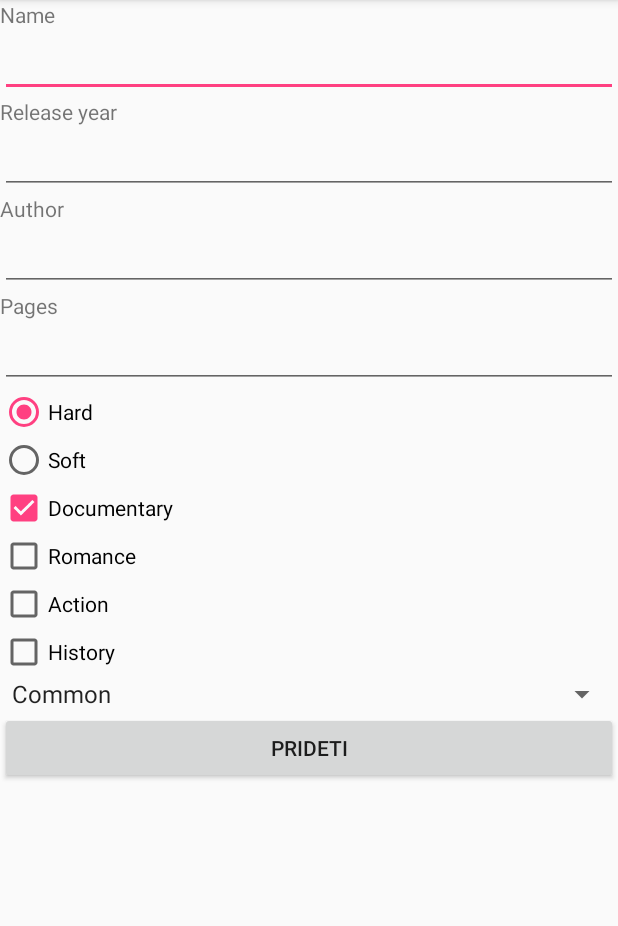
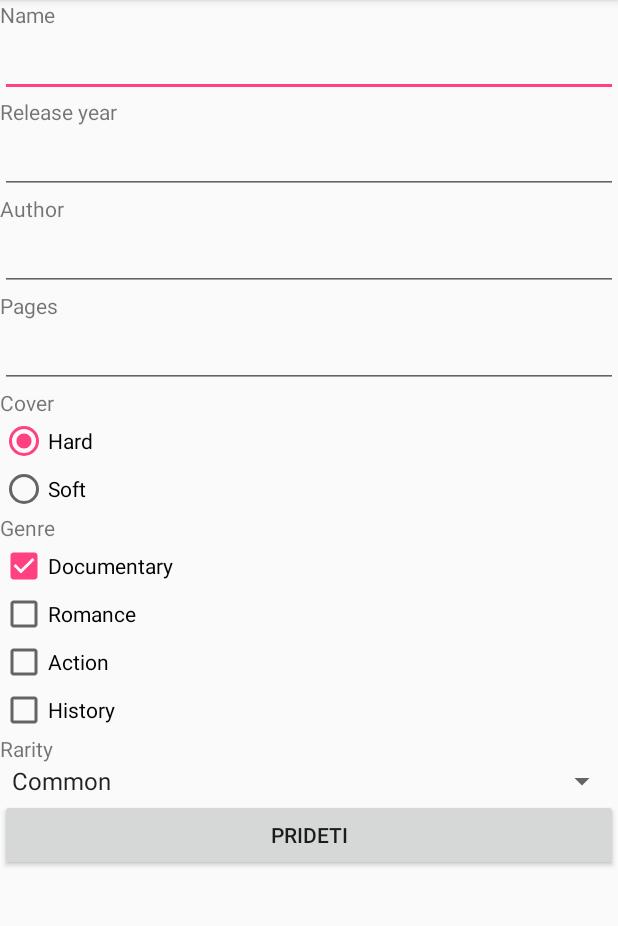
Before and after one commit to ArvydasEfisovas/BookRegistration, an Android app: the Dashboard_activity screen opened directly, with no data from a screen before it, after a tap on "PRIDETI", on a phone screen of 412 x 824 dp, the part 84-1010 px from its top. Run offline under Robolectric (Android 15) with nearby library versions, the phone set to English and light mode, and no system bars.

```diff
--- a/app/src/main/java/com/example/moksleivis/knygalaboras/Login_activity.java
+++ b/app/src/main/java/com/example/moksleivis/knygalaboras/Login_activity.java
@@ -41,10 +41,10 @@ public class Login_activity extends AppCompatActivity {
         Button Register = (Button)findViewById(R.id.button2);
          rememberMe = (CheckBox)findViewById(R.id.RemeberMe);
 
-        loginPreferences = getSharedPreferences("loginPrefs", MODE_PRIVATE);
+        loginPreferences = getSharedPreferences("com.example.moksleivis.knygalaboras", MODE_PRIVATE);
         loginPrefsEditor = loginPreferences.edit();
 
-        saveLogin = loginPreferences.getBoolean("saveLogin", false);
+        saveLogin = loginPreferences.getBoolean("rememberMe", false);
         if (saveLogin == true) {
             mEdit.setText(loginPreferences.getString("username", ""));
             mEdit2.setText(loginPreferences.getString("password", ""));
--- a/app/src/main/res/layout/activity_add_activity.xml
+++ b/app/src/main/res/layout/activity_add_activity.xml
@@ -1,10 +1,12 @@
 <?xml version="1.0" encoding="utf-8"?>
-<LinearLayout xmlns:android="http://schemas.android.com/apk/res/android"
+<ScrollView xmlns:android="http://schemas.android.com/apk/res/android"
     xmlns:tools="http://schemas.android.com/tools"
     android:layout_width="match_parent"
     android:layout_height="match_parent"
     android:orientation="vertical">
-
+    <LinearLayout android:layout_width="match_parent"
+        android:layout_height="match_parent"
+        android:orientation="vertical">
     <TextView
         android:id="@+id/textView4"
         android:layout_width="match_parent"
@@ -56,7 +58,11 @@
         android:layout_height="wrap_content"
         android:ems="10"
         android:inputType="textPersonName" />
-
+    <TextView
+        android:id="@+id/cover"
+        android:layout_width="match_parent"
+        android:layout_height="wrap_content"
+        android:text="Cover" />
     <RadioGroup
         android:id="@+id/radio"
         android:layout_width="match_parent"
@@ -77,7 +83,11 @@
             android:layout_weight="1"
             android:text="Soft" />
     </RadioGroup>
-
+    <TextView
+        android:id="@+id/Genre"
+        android:layout_width="match_parent"
+        android:layout_height="wrap_content"
+        android:text="Genre" />
     <CheckBox
         android:id="@+id/check1"
         android:layout_width="match_parent"
@@ -102,7 +112,11 @@
         android:layout_width="match_parent"
         android:layout_height="wrap_content"
         android:text="History" />
-
+    <TextView
+        android:id="@+id/rarity"
+        android:layout_width="match_parent"
+        android:layout_height="wrap_content"
+        android:text="Rarity" />
     <Spinner
         android:id="@+id/spinner1"
         android:layout_width="match_parent"
@@ -117,3 +131,4 @@
         android:text="prideti" />
 
 </LinearLayout>
+</ScrollView>
```
Also changed, not shown: app/src/main/java/com/example/moksleivis/knygalaboras/Dashboard_activity.java (+5 -4 lines), app/src/main/java/com/example/moksleivis/knygalaboras/Register_activity.java (+0 -24 lines).
